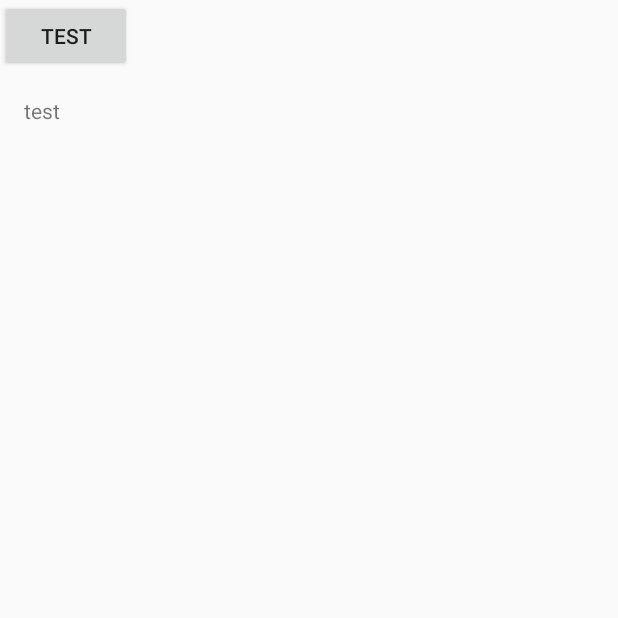
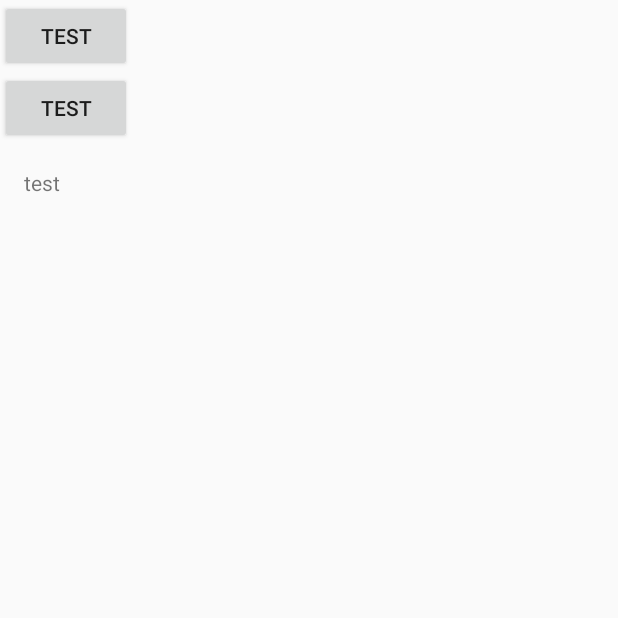
Before and after one commit to luckyxjj/MVP_Dagger2_Retrofit_RxAndroid, an Android app: the screen it shows after launch (TestActivity), on a phone screen of 412 x 824 dp, the top half of it. Run offline under Robolectric (Android 15) with nearby library versions, the phone set to English and light mode, and no system bars; our stand-ins replace ButterKnife, CircleImageView, Dagger/Hilt's generated code; libraries missing offline, so code that uses them is left out: retrofit.http, rx.android.schedulers, rx.schedulers; 7 statements that could not run were skipped.

Commit message:
add a button

```diff
--- a/app/src/main/res/layout/activity_test.xml
+++ b/app/src/main/res/layout/activity_test.xml
@@ -9,7 +9,10 @@
         android:layout_width="match_parent"
         android:layout_height="match_parent"
         android:text="test"/>
-
+    <Button
+        android:layout_width="match_parent"
+        android:layout_height="match_parent"
+        android:text="test"/>
 
 
 </LinearLayout>
```
